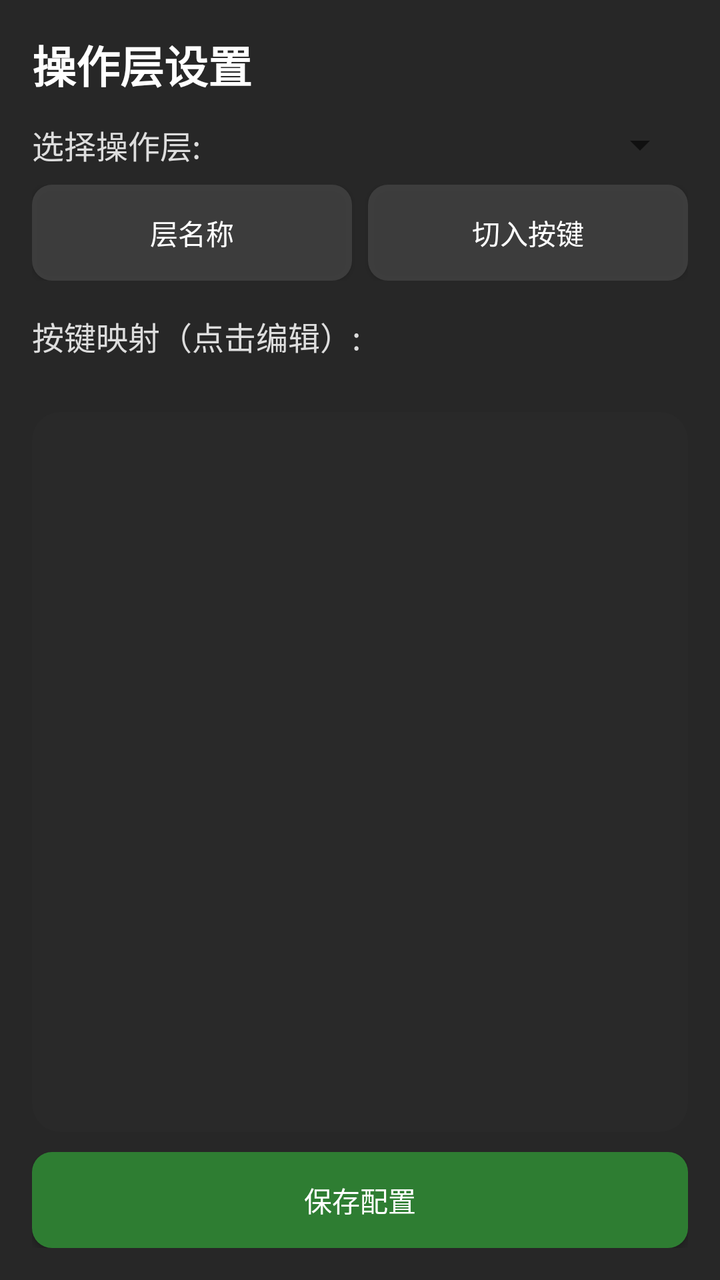
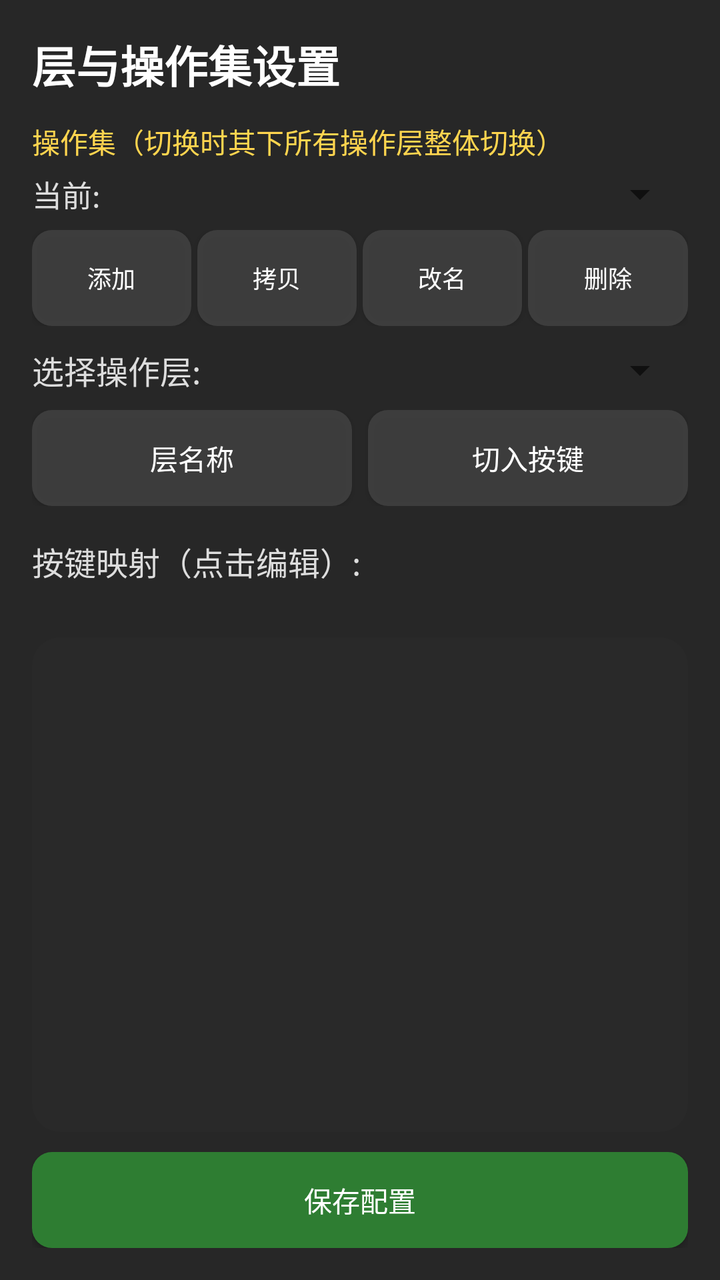

Two renders of the same Android screen: before a commit and after it. Below are the layout's source before the change and the commit's diff.
<!-- AndroidManifest.xml: application theme Theme.AppCompat.DayNight.DarkActionBar -->
<!-- res/layout/activity_layer_edit.xml -->
<?xml version="1.0" encoding="utf-8"?>
<LinearLayout xmlns:android="http://schemas.android.com/apk/res/android"
    android:layout_width="match_parent"
    android:layout_height="match_parent"
    android:orientation="vertical"
    android:background="@drawable/bg_panel"
    android:padding="16dp">

    
    <TextView
        android:layout_width="match_parent"
        android:layout_height="wrap_content"
        android:text="操作层设置"
        android:textSize="22sp"
        android:textStyle="bold"
        android:textColor="#FFFFFFFF"
        android:paddingBottom="12dp" />

    
    <LinearLayout
        android:layout_width="match_parent"
        android:layout_height="wrap_content"
        android:orientation="horizontal"
        android:gravity="center_vertical"
        android:paddingBottom="8dp">

        <TextView
            android:layout_width="wrap_content"
            android:layout_height="wrap_content"
            android:text="选择操作层: "
            android:textSize="16sp"
            android:textColor="#FFDDDDDD" />

        
        <Spinner
            android:id="@+id/spinner_layer"
            android:layout_width="0dp"
            android:layout_height="wrap_content"
            android:layout_weight="1"
            android:paddingHorizontal="10dp" />
    </LinearLayout>

    
    
    <LinearLayout
        android:layout_width="match_parent"
        android:layout_height="wrap_content"
        android:orientation="horizontal"
        android:baselineAligned="false"
        android:paddingBottom="8dp">

        
        <Button
            android:id="@+id/btn_edit_layer_name"
            android:layout_width="0dp"
            android:layout_height="wrap_content"
            android:layout_weight="1"
            android:layout_marginEnd="4dp"
            android:text="层名称"
            android:textColor="#FFFFFFFF"
            android:background="@drawable/bg_button" />

        
        <Button
            android:id="@+id/btn_edit_trigger"
            android:layout_width="0dp"
            android:layout_height="wrap_content"
            android:layout_weight="1"
            android:layout_marginStart="4dp"
            android:text="切入按键"
            android:textColor="#FFFFFFFF"
            android:background="@drawable/bg_button" />
    </LinearLayout>

    
    <TextView
        android:layout_width="match_parent"
        android:layout_height="wrap_content"
        android:text="按键映射（点击编辑）:"
        android:textSize="16sp"
        android:textColor="#FFDDDDDD"
        android:paddingTop="8dp"
        android:paddingBottom="4dp" />

    
    <TextView
        android:id="@+id/text_mapping_summary"
        android:layout_width="match_parent"
        android:layout_height="wrap_content"
        android:textSize="12sp"
        android:textColor="#FF8BC34A"
        android:paddingBottom="6dp" />

    
    <ListView
        android:id="@+id/list_mappings"
        android:layout_width="match_parent"
        android:layout_height="0dp"
        android:layout_weight="1"
        android:background="@drawable/bg_card"
        android:divider="#33FFFFFF"
        android:dividerHeight="1dp"
        android:padding="6dp" />

    
    <Button
        android:id="@+id/btn_save"
        android:layout_width="match_parent"
        android:layout_height="wrap_content"
        android:text="保存配置"
        android:textColor="#FFFFFFFF"
        android:background="@drawable/bg_button_green"
        android:layout_marginTop="10dp" />

</LinearLayout>
<!-- resources referenced by this layout -->
<resources>
  <!-- drawable bg_button (drawable) -->
  <?xml version="1.0" encoding="utf-8"?>
  <selector xmlns:android="http://schemas.android.com/apk/res/android">
      <item android:state_pressed="true">
          <shape>
              <solid android:color="#CC6E6E6E" />
              <corners android:radius="10dp" />
          </shape>
      </item>
      <item>
          <shape>
              <solid android:color="#CC444444" />
              <corners android:radius="10dp" />
          </shape>
      </item>
  </selector>
  <!-- drawable bg_button_green (drawable) -->
  <?xml version="1.0" encoding="utf-8"?>
  <selector xmlns:android="http://schemas.android.com/apk/res/android">
      <item android:state_pressed="true">
          <shape>
              <solid android:color="#FF388E3C" />
              <corners android:radius="10dp" />
          </shape>
      </item>
      <item>
          <shape>
              <solid android:color="#FF2E7D32" />
              <corners android:radius="10dp" />
          </shape>
      </item>
  </selector>
  <!-- drawable bg_card (drawable) -->
  <?xml version="1.0" encoding="utf-8"?>
  <shape xmlns:android="http://schemas.android.com/apk/res/android">
      <solid android:color="#F22A2A2A" />
      <corners android:radius="14dp" />
  </shape>
  <!-- drawable bg_panel (drawable) -->
  <?xml version="1.0" encoding="utf-8"?>
  <shape xmlns:android="http://schemas.android.com/apk/res/android">
      <solid android:color="#F21C1C1C" />
  </shape>
</resources>

<!-- the commit's change to res/layout/activity_layer_edit.xml (unified diff, before → after) -->
@@ -10,11 +10,96 @@
     <TextView
         android:layout_width="match_parent"
         android:layout_height="wrap_content"
-        android:text="操作层设置"
+        android:text="层与操作集设置"
         android:textSize="22sp"
         android:textStyle="bold"
         android:textColor="#FFFFFFFF"
         android:paddingBottom="12dp" />
+
+    
+    <TextView
+        android:layout_width="match_parent"
+        android:layout_height="wrap_content"
+        android:text="操作集（切换时其下所有操作层整体切换）"
+        android:textSize="14sp"
+        android:textColor="#FFFFD54F"
+        android:paddingBottom="4dp" />
+
+    
+    <LinearLayout
+        android:layout_width="match_parent"
+        android:layout_height="wrap_content"
+        android:orientation="horizontal"
+        android:gravity="center_vertical"
+        android:paddingBottom="6dp">
+
+        <TextView
+            android:layout_width="wrap_content"
+            android:layout_height="wrap_content"
+            android:text="当前: "
+            android:textSize="15sp"
+            android:textColor="#FFDDDDDD" />
+
+        
+        <Spinner
+            android:id="@+id/spinner_action_set"
+            android:layout_width="0dp"
+            android:layout_height="wrap_content"
+            android:layout_weight="1"
+            android:paddingHorizontal="10dp" />
+    </LinearLayout>
+
+    
+    <LinearLayout
+        android:layout_width="match_parent"
+        android:layout_height="wrap_content"
+        android:orientation="horizontal"
+        android:baselineAligned="false"
+        android:paddingBottom="10dp">
+
+        <Button
+            android:id="@+id/btn_action_set_add"
+            android:layout_width="0dp"
+            android:layout_height="wrap_content"
+            android:layout_weight="1"
+            android:layout_marginEnd="3dp"
+            android:text="添加"
+            android:textColor="#FFFFFFFF"
+            android:textSize="12sp"
+            android:background="@drawable/bg_button" />
+
+        <Button
+            android:id="@+id/btn_action_set_copy"
+            android:layout_width="0dp"
+            android:layout_height="wrap_content"
+            android:layout_weight="1"
+            android:layout_marginEnd="3dp"
+            android:text="拷贝"
+            android:textColor="#FFFFFFFF"
+            android:textSize="12sp"
+            android:background="@drawable/bg_button" />
+
+        <Button
+            android:id="@+id/btn_action_set_rename"
+            android:layout_width="0dp"
+            android:layout_height="wrap_content"
+            android:layout_weight="1"
+            android:layout_marginEnd="3dp"
+            android:text="改名"
+            android:textColor="#FFFFFFFF"
+            android:textSize="12sp"
+            android:background="@drawable/bg_button" />
+
+        <Button
+            android:id="@+id/btn_action_set_delete"
+            android:layout_width="0dp"
+            android:layout_height="wrap_content"
+            android:layout_weight="1"
+            android:text="删除"
+            android:textColor="#FFFFFFFF"
+            android:textSize="12sp"
+            android:background="@drawable/bg_button" />
+    </LinearLayout>
 
     
     <LinearLayout
